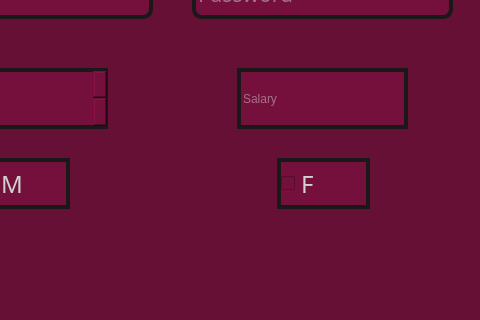
First picture: the form in SweetsStore/add_employee_dialog.ui, repository vince-exe/SweetsStore, before the edit; both pictures show x 138 to 618 and y 292 to 612 of the 618 by 612 pixel window.
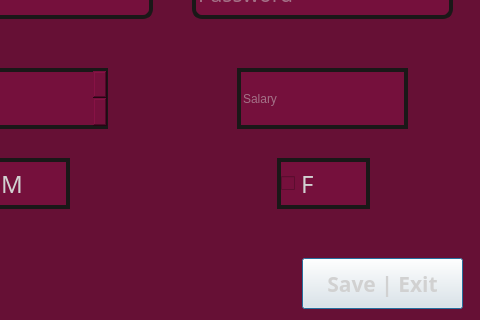
Second picture: the form after the edit.

```diff
--- a/SweetsStore/add_employee_dialog.ui
+++ b/SweetsStore/add_employee_dialog.ui
@@ -266,6 +266,37 @@
     <string>F</string>
    </property>
   </widget>
+  <widget class="QPushButton" name="saveBtn">
+   <property name="geometry">
+    <rect>
+     <x>440</x>
+     <y>550</y>
+     <width>161</width>
+     <height>51</height>
+    </rect>
+   </property>
+   <property name="font">
+    <font>
+     <family>HP Simplified Jpan</family>
+     <pointsize>16</pointsize>
+     <bold>true</bold>
+    </font>
+   </property>
+   <property name="styleSheet">
+    <string notr="true">QPushButton {
+background: '#75103c';
+color: rgb(209, 209, 209);
+border: 4px solid '#1a1818';
+}
+
+QPushButton::hover {
+background-color: rgb(84, 13, 43);
+}</string>
+   </property>
+   <property name="text">
+    <string>Save | Exit</string>
+   </property>
+  </widget>
  </widget>
  <resources/>
  <connections/>
```
